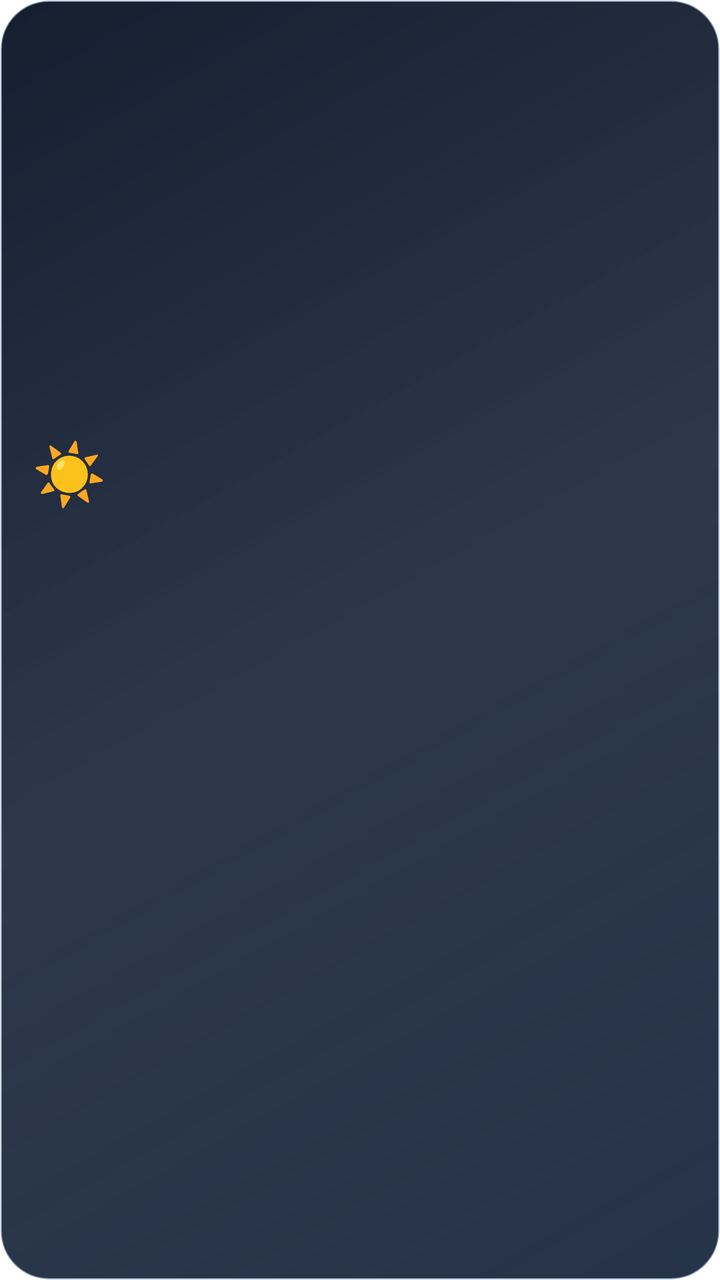
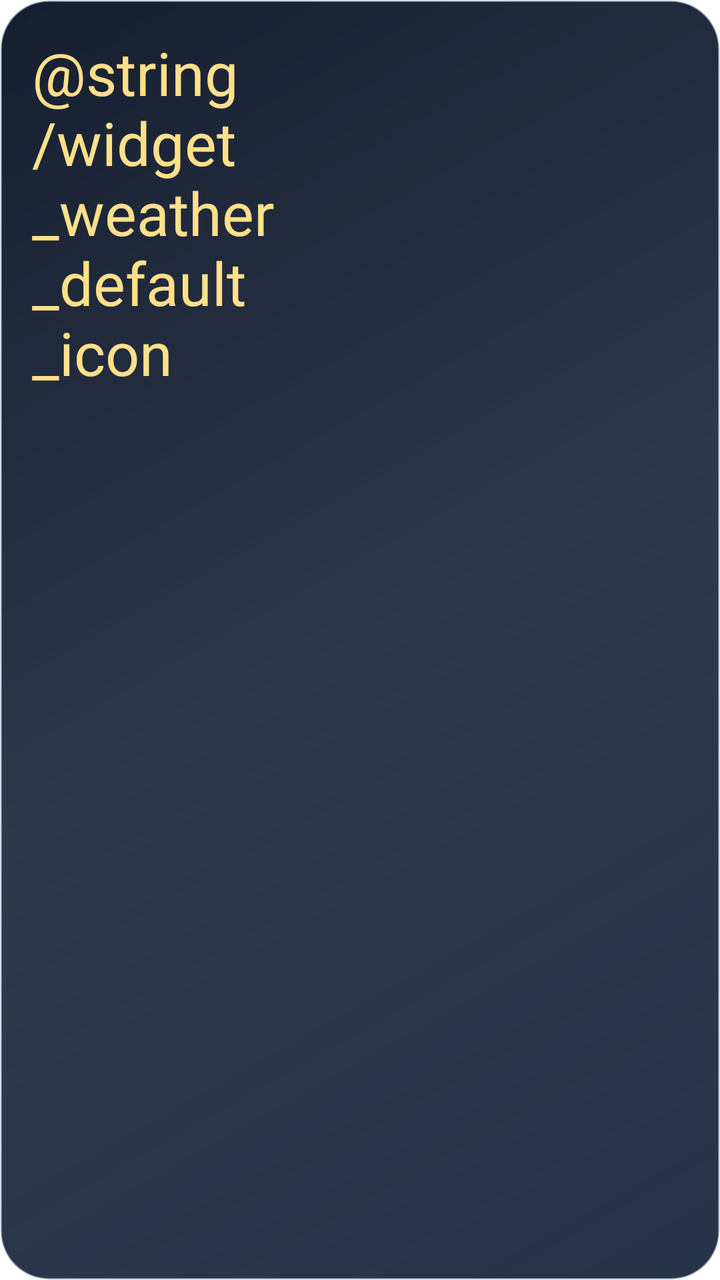

Compare the two renders of this Android layout. The source of the first and the diff that turns it into the second are given below.
<!-- AndroidManifest.xml: application theme Theme.Supernova -->
<!-- res/layout/widget_weather_clock.xml -->
<?xml version="1.0" encoding="utf-8"?>
<LinearLayout xmlns:android="http://schemas.android.com/apk/res/android"
    android:layout_width="match_parent"
    android:layout_height="match_parent"
    android:orientation="vertical"
    android:padding="16dp"
    android:background="@drawable/bg_lumi_weather_widget">

    <LinearLayout
        android:layout_width="match_parent"
        android:layout_height="0dp"
        android:layout_weight="1"
        android:orientation="horizontal"
        android:gravity="center_vertical">
        <LinearLayout
            android:layout_width="0dp"
            android:layout_height="wrap_content"
            android:layout_weight="1"
            android:orientation="vertical">
            <TextView
                android:id="@+id/weatherWidgetIcon"
                android:layout_width="wrap_content"
                android:layout_height="wrap_content"
                android:text="☀"
                android:textColor="#FFE08A"
                android:textSize="30sp" />
            <TextView
                android:id="@+id/weatherWidgetTemp"
                android:layout_width="wrap_content"
                android:layout_height="wrap_content"
                android:textColor="#FFFFFF"
                android:textSize="28sp"
                android:textStyle="bold" />
            <TextView
                android:id="@+id/weatherWidgetCondition"
                android:layout_width="match_parent"
                android:layout_height="wrap_content"
                android:textColor="#D6E4FF"
                android:textSize="12sp"
                android:maxLines="1"
                android:ellipsize="end" />
            <TextView
                android:id="@+id/weatherWidgetLocation"
                android:layout_width="match_parent"
                android:layout_height="wrap_content"
                android:textColor="#A8C8F0"
                android:textSize="11sp"
                android:maxLines="1"
                android:ellipsize="end" />
        </LinearLayout>
        <LinearLayout
            android:layout_width="0dp"
            android:layout_height="wrap_content"
            android:layout_weight="1"
            android:orientation="vertical"
            android:gravity="end">
            <TextView
                android:id="@+id/weatherWidgetClock"
                android:layout_width="match_parent"
                android:layout_height="wrap_content"
                android:gravity="end"
                android:textColor="#FFFFFF"
                android:textSize="34sp"
                android:textStyle="bold"
                android:maxLines="1"
                android:ellipsize="end" />
            <TextView
                android:id="@+id/weatherWidgetDate"
                android:layout_width="match_parent"
                android:layout_height="wrap_content"
                android:gravity="end"
                android:textColor="#C6D7F0"
                android:textSize="12sp"
                android:maxLines="1"
                android:ellipsize="end" />
            <TextView
                android:id="@+id/weatherWidgetHighLow"
                android:layout_width="match_parent"
                android:layout_height="wrap_content"
                android:layout_marginTop="6dp"
                android:gravity="end"
                android:textColor="#DDEAFF"
                android:textSize="11sp"
                android:maxLines="1"
                android:ellipsize="end" />
        </LinearLayout>
    </LinearLayout>
    <TextView
        android:id="@+id/weatherForecastDay1"
        android:layout_width="match_parent"
        android:layout_height="wrap_content"
        android:layout_marginTop="8dp"
        android:textColor="#E6F0FF"
        android:textSize="11sp"
        android:textStyle="bold"
        android:maxLines="1" />
    <TextView
        android:id="@+id/weatherForecastInfo1"
        android:layout_width="match_parent"
        android:layout_height="wrap_content"
        android:textColor="#9EC5F1"
        android:textSize="11sp"
        android:maxLines="1" />
    <TextView
        android:id="@+id/weatherForecastDay2"
        android:layout_width="match_parent"
        android:layout_height="wrap_content"
        android:layout_marginTop="2dp"
        android:textColor="#E6F0FF"
        android:textSize="11sp"
        android:textStyle="bold"
        android:maxLines="1" />
    <TextView
        android:id="@+id/weatherForecastInfo2"
        android:layout_width="match_parent"
        android:layout_height="wrap_content"
        android:textColor="#9EC5F1"
        android:textSize="11sp"
        android:maxLines="1" />
    <TextView
        android:id="@+id/weatherForecastDay3"
        android:layout_width="match_parent"
        android:layout_height="wrap_content"
        android:layout_marginTop="2dp"
        android:textColor="#E6F0FF"
        android:textSize="11sp"
        android:textStyle="bold"
        android:maxLines="1" />
    <TextView
        android:id="@+id/weatherForecastInfo3"
        android:layout_width="match_parent"
        android:layout_height="wrap_content"
        android:textColor="#9EC5F1"
        android:textSize="11sp"
        android:maxLines="1" />
</LinearLayout>
<!-- resources referenced by this layout -->
<resources>
  <!-- drawable bg_lumi_weather_widget (drawable) -->
  <?xml version="1.0" encoding="utf-8"?>
  <shape xmlns:android="http://schemas.android.com/apk/res/android">
      <corners android:radius="24dp" />
      <gradient
          android:angle="135"
          android:startColor="#F31B2940"
          android:centerColor="#E4142035"
          android:endColor="#F1081224" />
      <stroke android:width="1dp" android:color="#66D5E8FF" />
  </shape>
  <color name="accent">#2E89FF</color>
  <color name="rippleHighlight">#1A000000</color>
  <color name="accentBlueText">@color/accentBlue</color>
  <style name="Widget.Supernova.CheckBox" parent="Widget.MaterialComponents.CompoundButton.CheckBox">
          <item name="android:button">@drawable/checkbox_box</item>
          <item name="buttonCompat">@drawable/checkbox_box</item>
          <item name="buttonIcon">@null</item>
          <item name="buttonTint">@null</item>
          <item name="useMaterialThemeColors">false</item>
          <item name="android:textColor">@color/textPrimary</item>
      </style>
  <style name="Widget.Supernova.RadioButton" parent="Widget.MaterialComponents.CompoundButton.RadioButton">
          <item name="buttonTint">@color/selection_control_tint</item>
          <item name="android:textColor">@color/textPrimary</item>
      </style>
  <style name="Widget.Supernova.Switch" parent="Widget.MaterialComponents.CompoundButton.Switch">
          <item name="android:textColor">@color/textPrimary</item>
      </style>
  <color name="textPrimary">#11161D</color>
  <color name="textSecondary">#B011161D</color>
  <color name="surface">#FFFFFF</color>
  <color name="onAccent">#FFFFFFFF</color>
  <color name="accentBlue">#2E89FF</color>
  <color name="raised">#FFFFFF</color>
  <style name="ShapeAppearanceOverlay.Supernova.Dialog" parent="">
          <item name="cornerFamily">rounded</item>
          <item name="cornerSize">@dimen/glass_dialog_radius</item>
      </style>
  <style name="TextAppearance.Supernova.DialogTitle" parent="MaterialAlertDialog.MaterialComponents.Title.Text">
          <item name="android:textColor">@color/textPrimary</item>
          <item name="android:textSize">22sp</item>
          <item name="android:fontFamily">sans-serif-medium</item>
      </style>
  <style name="TextAppearance.Supernova.DialogBody" parent="MaterialAlertDialog.MaterialComponents.Body.Text">
          <item name="android:textColor">@color/textSecondary</item>
          <item name="android:textSize">15sp</item>
          <item name="android:lineSpacingMultiplier">1.15</item>
      </style>
  <!-- drawable bg_dialog_window (drawable) -->
  <?xml version="1.0" encoding="utf-8"?>
  <inset xmlns:android="http://schemas.android.com/apk/res/android"
      android:insetLeft="24dp"
      android:insetRight="24dp"
      android:insetTop="16dp"
      android:insetBottom="16dp">
      <shape android:shape="rectangle">
          <corners android:radius="28dp" />
          <solid android:color="@color/raised" />
      </shape>
  </inset>
  <style name="Widget.Supernova.BottomSheet" parent="Widget.MaterialComponents.BottomSheet.Modal">
          <item name="backgroundTint">@color/raised</item>
          <item name="shapeAppearanceOverlay">@style/ShapeAppearanceOverlay.Supernova.BottomSheet</item>
          <item name="android:elevation">0dp</item>
          
          <item name="behavior_skipCollapsed">true</item>
          
          <item name="shouldRemoveExpandedCorners">false</item>
      </style>
  <dimen name="glass_control_radius">20dp</dimen>
  <dimen name="glass_input_radius">14dp</dimen>
  <dimen name="glass_dialog_radius">28dp</dimen>
  <style name="ShapeAppearanceOverlay.Supernova.BottomSheet" parent="">
          <item name="cornerFamily">rounded</item>
          <item name="cornerSizeTopLeft">@dimen/glass_sheet_radius</item>
          <item name="cornerSizeTopRight">@dimen/glass_sheet_radius</item>
          <item name="cornerSizeBottomLeft">0dp</item>
          <item name="cornerSizeBottomRight">0dp</item>
      </style>
  <dimen name="glass_sheet_radius">28dp</dimen>
  <!-- unchanged entries left out for length: 10 -->
</resources>

<!-- the commit's change to res/layout/widget_weather_clock.xml (unified diff, before → after) -->
@@ -8,8 +8,8 @@
 
     <LinearLayout
         android:layout_width="match_parent"
-        android:layout_height="0dp"
-        android:layout_weight="1"
+        android:layout_height="wrap_content"
+        android:baselineAligned="false"
         android:orientation="horizontal"
         android:gravity="center_vertical">
         <LinearLayout
@@ -21,7 +21,7 @@
                 android:id="@+id/weatherWidgetIcon"
                 android:layout_width="wrap_content"
                 android:layout_height="wrap_content"
-                android:text="☀"
+                android:text="@string/widget_weather_default_icon"
                 android:textColor="#FFE08A"
                 android:textSize="30sp" />
             <TextView
